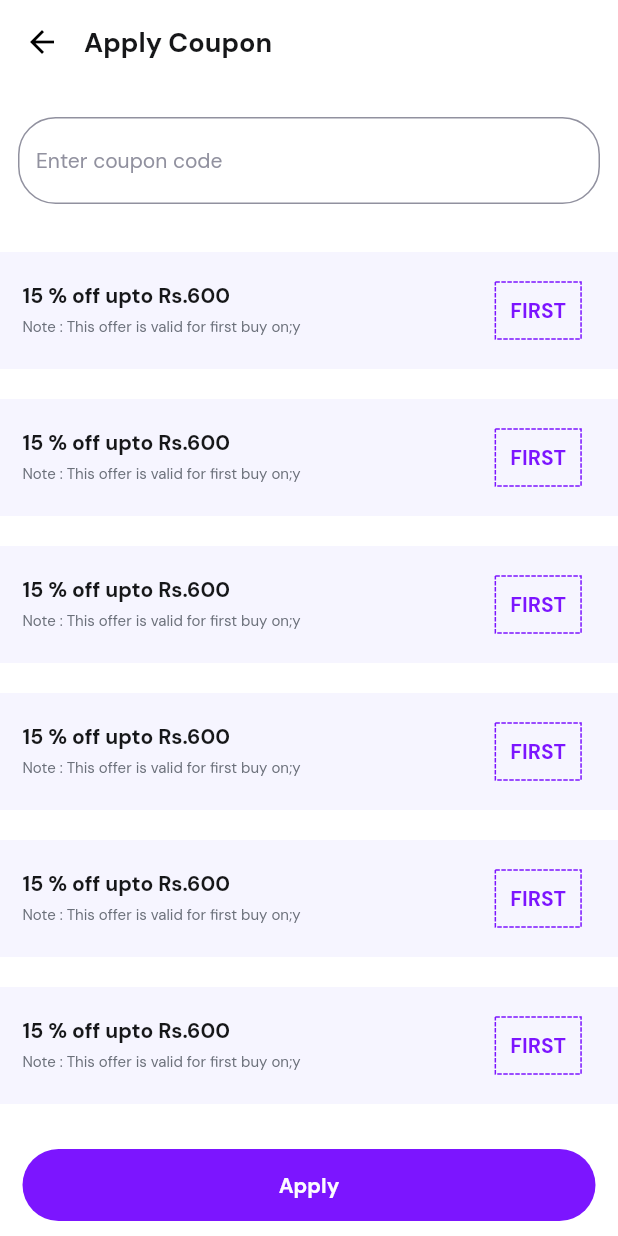
After one commit to sirajtechy/ilminneed-mobileapp, a Flutter app: the CouponScreen screen opened by its route, on a phone screen of 412 x 824 dp. The commit adds this screen. Run offline on Flutter 3.47's test engine with Material 2 defaults, Android fonts, the phone set to English and light mode, and no system bars; drawn by our look-alikes of dotted_border; our stand-ins replace flutter_rating_bar, flutter_svg, fluttertoast, get, google_fonts, lazy_load_scrollview and 3 more; missing offline and left inert: global_configuration; accounts and stored records are empty; network calls fail; project files that could hold a hidden picture were left out.

Commit message:
Apply coupon screen

```diff
--- a/lib/route_generator.dart
+++ b/lib/route_generator.dart
@@ -2,6 +2,7 @@ import 'package:flutter/material.dart';
 import 'package:ilminneed/src/screen/author.dart';
 import 'package:ilminneed/src/screen/cart.dart';
 import 'package:ilminneed/src/screen/category.dart';
+import 'package:ilminneed/src/screen/coupon.dart';
 import 'package:ilminneed/src/screen/courses/course_detail.dart';
 import 'package:ilminneed/src/screen/courses/latest_course.dart';
 import 'package:ilminneed/src/screen/forgot_password.dart';
@@ -49,6 +50,8 @@ class RouteGenerator {
         return MaterialPageRoute(builder: (_) => AuthorScreen());
       case '/cart':
         return MaterialPageRoute(builder: (_) => CartScreen());
+      case '/coupon':
+        return MaterialPageRoute(builder: (_) => CouponScreen());
       default:
         return _errorRoute();
     }
--- a/lib/src/screen/cart.dart
+++ b/lib/src/screen/cart.dart
@@ -1,5 +1,6 @@
 import 'package:flutter/cupertino.dart';
 import 'package:flutter/material.dart';
+import 'package:get/get.dart';
 import 'package:ilminneed/src/model/course.dart';
 import 'package:ilminneed/src/ui_helper/colors.dart';
 import 'package:ilminneed/src/ui_helper/text_styles.dart';
@@ -91,7 +92,11 @@ class _CartScreenState extends State<CartScreen> {
                 },
               ),
             ),
-            Container(
+            GestureDetector(
+              onTap: () {
+                Get.toNamed('/coupon');
+              },
+              child: Container(
                 margin: EdgeInsets.symmetric(vertical: 10),
                 padding: EdgeInsets.all(12),
                 color: Color(0xffF6F5FF),
@@ -116,6 +121,7 @@ class _CartScreenState extends State<CartScreen> {
                       size: 15,
                     )
                   ],
+                ),
               ),
             ),
             Container(
--- /dev/null
+++ b/lib/src/screen/coupon.dart
@@ -0,0 +1,122 @@
+import 'package:dotted_border/dotted_border.dart';
+import 'package:flutter/material.dart';
+import 'package:ilminneed/src/ui_helper/colors.dart';
+import 'package:ilminneed/src/ui_helper/text_styles.dart';
+import 'package:ilminneed/src/widgets/button.dart';
+
+class CouponScreen extends StatelessWidget {
+  const CouponScreen({Key key}) : super(key: key);
+
+  @override
+  Widget build(BuildContext context) {
+    return Scaffold(
+      backgroundColor: Colors.white,
+      appBar: AppBar(
+        elevation: 0,
+        titleSpacing: 0,
+        backgroundColor: Colors.white,
+        title: Text(
+          'Apply Coupon',
+          style: largeTextStyle().copyWith(fontSize: 18, color: konDarkColorB1),
+        ),
+      ),
+      body: Container(
+        child: Column(
+          mainAxisAlignment: MainAxisAlignment.start,
+          crossAxisAlignment: CrossAxisAlignment.start,
+          children: [
+            Container(
+              margin: EdgeInsets.symmetric(vertical: 10),
+              padding: EdgeInsets.all(12),
+              child: TextFormField(
+                style: mediumTextStyle()
+                    .copyWith(fontSize: 14, color: konLightColor),
+                decoration: InputDecoration(
+                  hintText: 'Enter coupon code',
+                  hintStyle: mediumTextStyle()
+                      .copyWith(fontSize: 14, color: konLightColor),
+                  enabledBorder: OutlineInputBorder(
+                    borderRadius: BorderRadius.circular(25.0),
+                    borderSide: BorderSide(
+                      color: konLightColor,
+                      width: 1.0,
+                    ),
+                  ),
+                  focusedBorder: OutlineInputBorder(
+                    borderRadius: BorderRadius.circular(25.0),
+                    borderSide: BorderSide(
+                      color: konLightColor,
+                      width: 1.0,
+                    ),
+                  ),
+                ),
+              ),
+            ),
+            Expanded(
+                child: Container(
+              child: ListView.builder(
+                  shrinkWrap: true,
+                  itemCount: 10,
+                  itemBuilder: (BuildContext context, int index) {
+                    return Container(
+                      margin: EdgeInsets.symmetric(vertical: 10),
+                      padding:
+                          EdgeInsets.symmetric(horizontal: 15, vertical: 20),
+                      color: Color(0xffF6F5FF),
+                      child: Row(
+                        mainAxisAlignment: MainAxisAlignment.start,
+                        crossAxisAlignment: CrossAxisAlignment.start,
+                        children: [
+                          Expanded(
+                            flex: 4,
+                            child: Column(
+                              mainAxisAlignment: MainAxisAlignment.start,
+                              crossAxisAlignment: CrossAxisAlignment.start,
+                              children: [
+                                Text(
+                                  '15 % off upto Rs.600',
+                                  style: largeTextStyle().copyWith(
+                                      fontSize: 14, color: konDarkColorB1),
+                                ),
+                                SizedBox(height: 5),
+                                Text(
+                                  'Note : This offer is valid for first buy on;y',
+                                  style: mediumTextStyle().copyWith(
+                                      fontSize: 10, color: konDarkColorD3),
+                                ),
+                              ],
+                            ),
+                          ),
+                          Expanded(
+                            flex: 1,
+                            child: Container(
+                              alignment: Alignment.center,
+                              child: DottedBorder(
+                                color: konTextInputBorderActiveColor,
+                                strokeWidth: 1,
+                                child: Padding(
+                                  padding: const EdgeInsets.all(8.0),
+                                  child: Text(
+                                    'FIRST',
+                                    style: largeTextStyle().copyWith(
+                                        fontSize: 14,
+                                        color: konTextInputBorderActiveColor),
+                                  ),
+                                ),
+                              ),
+                            ),
+                          )
+                        ],
+                      ),
+                    );
+                  }),
+            )),
+            ButtonWidget(
+              value: 'Apply',
+            )
+          ],
+        ),
+      ),
+    );
+  }
+}
--- a/pubspec.yaml
+++ b/pubspec.yaml
@@ -38,6 +38,7 @@ dependencies:
   loading_overlay: ^0.3.0
   lazy_load_scrollview: ^1.3.0
   shimmer: ^2.0.0
+  dotted_border: ^2.0.0
 
 dev_dependencies:
   flutter_test:
```
Lines whose indentation alone changed are shown as unchanged.
